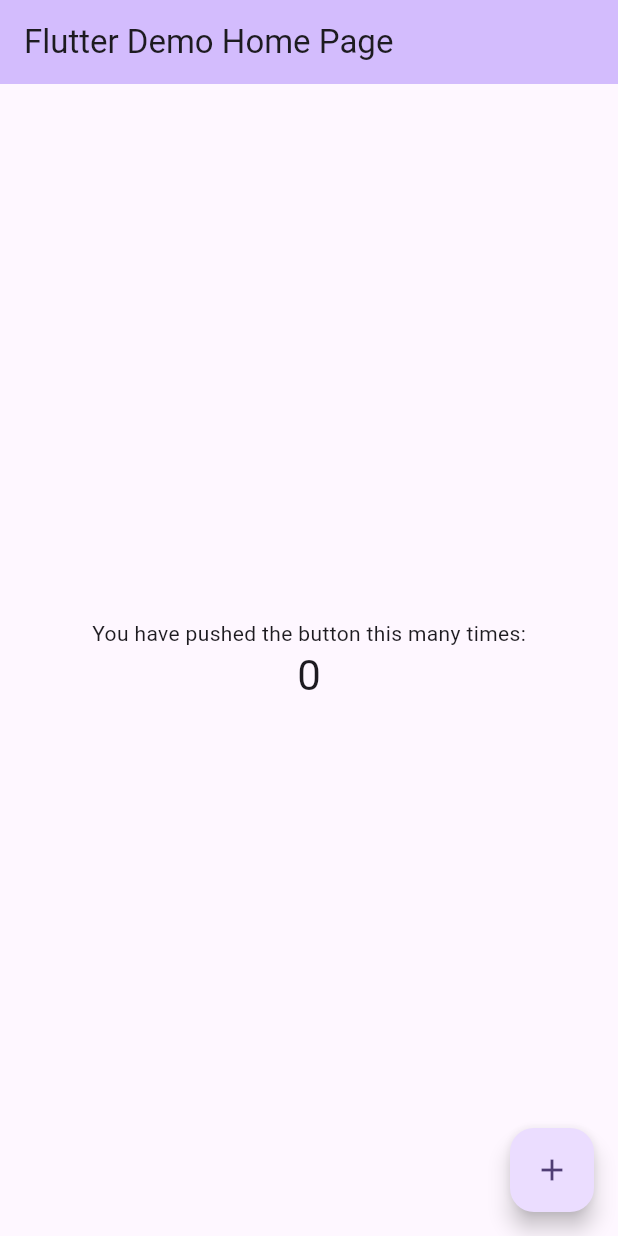
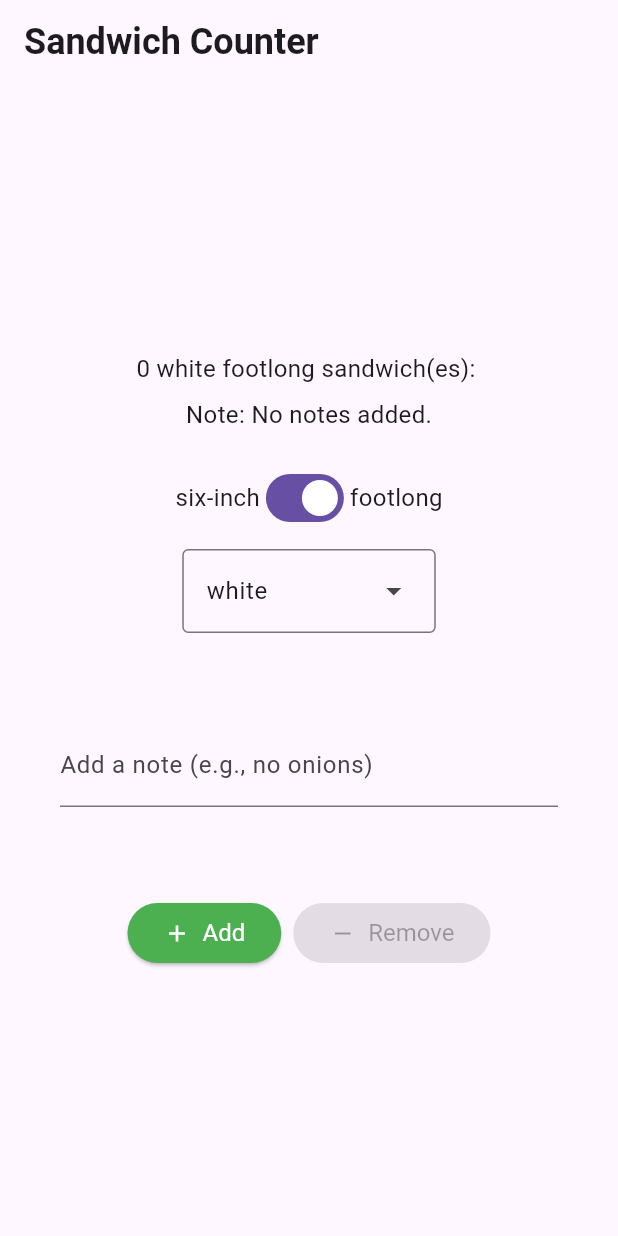
Before and after one commit to Shijit25/https---github.com-Shijit25-myapp, a Flutter app: the screen it shows after launch, on a phone screen of 412 x 824 dp. Run offline on Flutter 3.47's test engine with Material 3 defaults, Android fonts, the phone set to English and light mode, and no system bars.

Commit message:
created model folder and added sandwich test.dart file

```diff
--- /dev/null
+++ b/lib/app_styles.dart
@@ -0,0 +1,10 @@
+import 'package:flutter/material.dart';
+
+const TextStyle normalText = TextStyle(
+  fontSize: 16,
+);
+
+const heading1 = TextStyle(
+  fontSize: 24,
+  fontWeight: FontWeight.bold,
+);
--- a/lib/main.dart
+++ b/lib/main.dart
@@ -1,122 +1,249 @@
 import 'package:flutter/material.dart';
+import 'app_styles.dart';
+
+enum BreadType { white, wheat, wholemeal }
 
 void main() {
-  runApp(const MyApp());
+  runApp(const App());
 }
 
-class MyApp extends StatelessWidget {
-  const MyApp({super.key});
+class App extends StatelessWidget {
+  const App({super.key});
 
-  // This widget is the root of your application.
   @override
   Widget build(BuildContext context) {
-    return MaterialApp(
-      title: 'Flutter Demo',
-      theme: ThemeData(
-        // This is the theme of your application.
-        //
-        // TRY THIS: Try running your application with "flutter run". You'll see
-        // the application has a purple toolbar. Then, without quitting the app,
-        // try changing the seedColor in the colorScheme below to Colors.green
-        // and then invoke "hot reload" (save your changes or press the "hot
-        // reload" button in a Flutter-supported IDE, or press "r" if you used
-        // the command line to start the app).
-        //
-        // Notice that the counter didn't reset back to zero; the application
-        // state is not lost during the reload. To reset the state, use hot
-        // restart instead.
-        //
-        // This works for code too, not just values: Most code changes can be
-        // tested with just a hot reload.
-        colorScheme: ColorScheme.fromSeed(seedColor: Colors.deepPurple),
-      ),
-      home: const MyHomePage(title: 'Flutter Demo Home Page'),
+    return const MaterialApp(
+      title: 'Sandwich Shop App',
+      home: OrderScreen(maxQuantity: 5),
     );
   }
 }
 
-class MyHomePage extends StatefulWidget {
-  const MyHomePage({super.key, required this.title});
+class OrderScreen extends StatefulWidget {
+  final int maxQuantity;
 
-  // This widget is the home page of your application. It is stateful, meaning
-  // that it has a State object (defined below) that contains fields that affect
-  // how it looks.
-
-  // This class is the configuration for the state. It holds the values (in this
-  // case the title) provided by the parent (in this case the App widget) and
-  // used by the build method of the State. Fields in a Widget subclass are
-  // always marked "final".
-
-  final String title;
+  const OrderScreen({super.key, this.maxQuantity = 10});
 
   @override
-  State<MyHomePage> createState() => _MyHomePageState();
+  State<OrderScreen> createState() {
+    return _OrderScreenState();
+  }
 }
 
-class _MyHomePageState extends State<MyHomePage> {
-  int _counter = 0;
+class _OrderScreenState extends State<OrderScreen> {
+  int _quantity = 0;
+  final TextEditingController _notesController = TextEditingController();
+  bool _isFootlong = true;
+  BreadType _selectedBreadType = BreadType.white;
 
-  void _incrementCounter() {
-    setState(() {
-      // This call to setState tells the Flutter framework that something has
-      // changed in this State, which causes it to rerun the build method below
-      // so that the display can reflect the updated values. If we changed
-      // _counter without calling setState(), then the build method would not be
-      // called again, and so nothing would appear to happen.
-      _counter++;
+  @override
+  void initState() {
+    super.initState();
+    _notesController.addListener(() {
+      setState(() {});
     });
   }
 
   @override
+  void dispose() {
+    _notesController.dispose();
+    super.dispose();
+  }
+
+  VoidCallback? _getIncreaseCallback() {
+    if (_quantity < widget.maxQuantity) {
+      return () {
+        setState(() => _quantity++);
+      };
+    }
+    return null;
+  }
+
+  VoidCallback? _getDecreaseCallback() {
+    if (_quantity > 0) {
+      return () {
+        setState(() => _quantity--);
+      };
+    }
+    return null;
+  }
+
+  void _onSandwichTypeChanged(bool value) {
+    setState(() => _isFootlong = value);
+  }
+
+  void _onBreadTypeSelected(BreadType? value) {
+    if (value != null) {
+      setState(() => _selectedBreadType = value);
+    }
+  }
+
+  List<DropdownMenuEntry<BreadType>> _buildDropdownEntries() {
+    List<DropdownMenuEntry<BreadType>> entries = [];
+    for (BreadType bread in BreadType.values) {
+      DropdownMenuEntry<BreadType> newEntry = DropdownMenuEntry<BreadType>(
+        value: bread,
+        label: bread.name,
+      );
+      entries.add(newEntry);
+    }
+    return entries;
+  }
+
+  @override
   Widget build(BuildContext context) {
-    // This method is rerun every time setState is called, for instance as done
-    // by the _incrementCounter method above.
-    //
-    // The Flutter framework has been optimized to make rerunning build methods
-    // fast, so that you can just rebuild anything that needs updating rather
-    // than having to individually change instances of widgets.
+    String sandwichType = 'footlong';
+    if (!_isFootlong) {
+      sandwichType = 'six-inch';
+    }
+
+    String noteForDisplay;
+    if (_notesController.text.isEmpty) {
+      noteForDisplay = 'No notes added.';
+    } else {
+      noteForDisplay = _notesController.text;
+    }
+
     return Scaffold(
       appBar: AppBar(
-        // TRY THIS: Try changing the color here to a specific color (to
-        // Colors.amber, perhaps?) and trigger a hot reload to see the AppBar
-        // change color while the other colors stay the same.
-        backgroundColor: Theme.of(context).colorScheme.inversePrimary,
-        // Here we take the value from the MyHomePage object that was created by
-        // the App.build method, and use it to set our appbar title.
-        title: Text(widget.title),
+        title: const Text(
+          'Sandwich Counter',
+          style: heading1,
+        ),
       ),
       body: Center(
-        // Center is a layout widget. It takes a single child and positions it
-        // in the middle of the parent.
         child: Column(
-          // Column is also a layout widget. It takes a list of children and
-          // arranges them vertically. By default, it sizes itself to fit its
-          // children horizontally, and tries to be as tall as its parent.
-          //
-          // Column has various properties to control how it sizes itself and
-          // how it positions its children. Here we use mainAxisAlignment to
-          // center the children vertically; the main axis here is the vertical
-          // axis because Columns are vertical (the cross axis would be
-          // horizontal).
-          //
-          // TRY THIS: Invoke "debug painting" (choose the "Toggle Debug Paint"
-          // action in the IDE, or press "p" in the console), to see the
-          // wireframe for each widget.
           mainAxisAlignment: MainAxisAlignment.center,
           children: <Widget>[
-            const Text('You have pushed the button this many times:'),
-            Text(
-              '$_counter',
-              style: Theme.of(context).textTheme.headlineMedium,
+            OrderItemDisplay(
+              quantity: _quantity,
+              itemType: sandwichType,
+              breadType: _selectedBreadType,
+              orderNote: noteForDisplay,
+            ),
+            const SizedBox(height: 20),
+            Row(
+              mainAxisAlignment: MainAxisAlignment.center,
+              children: [
+                const Text('six-inch', style: normalText),
+                Switch(
+                  value: _isFootlong,
+                  onChanged: _onSandwichTypeChanged,
+                ),
+                const Text('footlong', style: normalText),
+              ],
+            ),
+            const SizedBox(height: 10),
+            DropdownMenu<BreadType>(
+              textStyle: normalText,
+              initialSelection: _selectedBreadType,
+              onSelected: _onBreadTypeSelected,
+              dropdownMenuEntries: _buildDropdownEntries(),
+            ),
+            const SizedBox(height: 20),
+            Padding(
+              padding: const EdgeInsets.all(40.0),
+              child: TextField(
+                key: const Key('notes_textfield'),
+                controller: _notesController,
+                decoration: const InputDecoration(
+                  labelText: 'Add a note (e.g., no onions)',
+                ),
+              ),
+            ),
+            const SizedBox(height: 20),
+            Row(
+              mainAxisAlignment: MainAxisAlignment.center,
+              children: [
+                StyledButton(
+                  onPressed: _getIncreaseCallback(),
+                  icon: Icons.add,
+                  label: 'Add',
+                  backgroundColor: Colors.green,
+                ),
+                const SizedBox(width: 8),
+                StyledButton(
+                  onPressed: _getDecreaseCallback(),
+                  icon: Icons.remove,
+                  label: 'Remove',
+                  backgroundColor: Colors.red,
+                ),
+              ],
             ),
           ],
         ),
       ),
-      floatingActionButton: FloatingActionButton(
-        onPressed: _incrementCounter,
-        tooltip: 'Increment',
-        child: const Icon(Icons.add),
-      ), // This trailing comma makes auto-formatting nicer for build methods.
     );
   }
 }
+
+class StyledButton extends StatelessWidget {
+  final VoidCallback? onPressed;
+  final IconData icon;
+  final String label;
+  final Color backgroundColor;
+
+  const StyledButton({
+    super.key,
+    required this.onPressed,
+    required this.icon,
+    required this.label,
+    required this.backgroundColor,
+  });
+
+  @override
+  Widget build(BuildContext context) {
+    ButtonStyle myButtonStyle = ElevatedButton.styleFrom(
+      backgroundColor: backgroundColor,
+      foregroundColor: Colors.white,
+      textStyle: normalText,
+    );
+
+    return ElevatedButton(
+      onPressed: onPressed,
+      style: myButtonStyle,
+      child: Row(
+        children: [
+          Icon(icon),
+          const SizedBox(width: 8),
+          Text(label),
+        ],
+      ),
+    );
+  }
+}
+
+class OrderItemDisplay extends StatelessWidget {
+  final int quantity;
+  final String itemType;
+  final BreadType breadType;
+  final String orderNote;
+
+  const OrderItemDisplay({
+    super.key,
+    required this.quantity,
+    required this.itemType,
+    required this.breadType,
+    required this.orderNote,
+  });
+
+  @override
+  Widget build(BuildContext context) {
+    String displayText =
+        '$quantity ${breadType.name} $itemType sandwich(es): ${'🥪' * quantity}';
+
+    return Column(
+      children: [
+        Text(
+          displayText,
+          style: normalText,
+        ),
+        const SizedBox(height: 8),
+        Text(
+          'Note: $orderNote',
+          style: normalText,
+        ),
+      ],
+    );
+  }
+}
--- /dev/null
+++ b/lib/models/sandwich.dart
@@ -0,0 +1,44 @@
+enum BreadType { white, wheat, wholemeal }
+
+enum SandwichType {
+  veggieDelight,
+  chickenTeriyaki,
+  tunaMelt,
+  meatballMarinara,
+}
+
+class Sandwich {
+  final SandwichType type;
+  final bool isFootlong;
+  final BreadType breadType;
+
+  Sandwich({
+    required this.type,
+    required this.isFootlong,
+    required this.breadType,
+  });
+
+  String get name {
+    switch (type) {
+      case SandwichType.veggieDelight:
+        return 'Veggie Delight';
+      case SandwichType.chickenTeriyaki:
+        return 'Chicken Teriyaki';
+      case SandwichType.tunaMelt:
+        return 'Tuna Melt';
+      case SandwichType.meatballMarinara:
+        return 'Meatball Marinara';
+    }
+  }
+
+  String get image {
+    String typeString = type.name;
+    String sizeString = '';
+    if (isFootlong) {
+      sizeString = 'footlong';
+    } else {
+      sizeString = 'six_inch';
+    }
+    return 'assets/images/${typeString}_$sizeString.png';
+  }
+}
```
Also changed, not shown: 2 other files.
